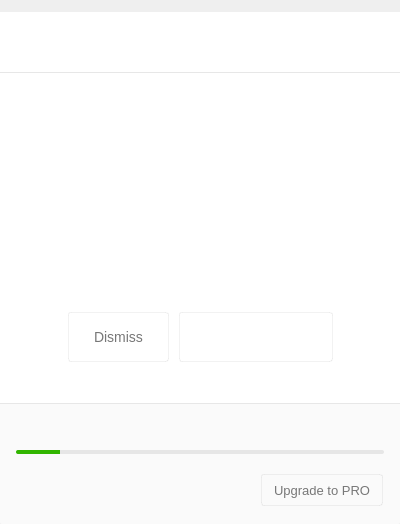
meganz/MEGAsync, file src/MEGASync/gui/linux/InfoDialog.ui: the form before one commit.
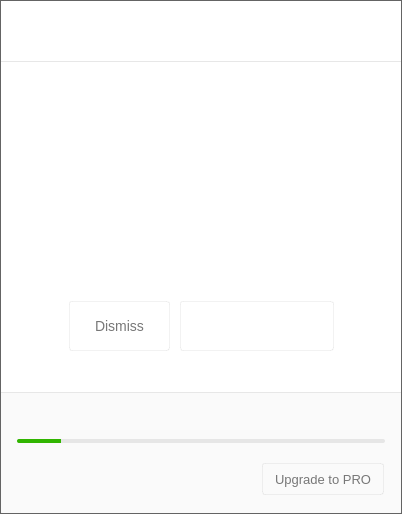
The form after the commit. Icons and pictures are not drawn. Custom widgets are drawn as their Qt base class.

Commit message: Added borders and fixed the height of the info dialog in Windows and Linux

Diff of the .ui file:
```diff
--- a/src/MEGASync/gui/linux/InfoDialog.ui
+++ b/src/MEGASync/gui/linux/InfoDialog.ui
@@ -6,27 +6,32 @@
    <rect>
     <x>0</x>
     <y>0</y>
-    <width>400</width>
-    <height>524</height>
+    <width>402</width>
+    <height>514</height>
    </rect>
   </property>
   <property name="minimumSize">
    <size>
-    <width>400</width>
-    <height>524</height>
+    <width>402</width>
+    <height>514</height>
    </size>
   </property>
   <property name="maximumSize">
    <size>
-    <width>400</width>
-    <height>524</height>
+    <width>402</width>
+    <height>514</height>
    </size>
   </property>
   <property name="windowTitle">
    <string/>
   </property>
   <property name="styleSheet">
-   <string notr="true">#bAvatar, #bState, #bDotUsedQuota, #bDotUsedStorage, #bMEGAheader, #bClockDown, #bClockUp, #bOQIcon
+   <string notr="true">#InfoDialog
+{	
+    border: 1px solid  rgb(100, 100, 100);	
+}
+
+#bAvatar, #bState, #bDotUsedQuota, #bDotUsedStorage, #bMEGAheader, #bClockDown, #bClockUp, #bOQIcon
 {
 	border: none;
 }
@@ -322,42 +327,17 @@
     <number>0</number>
    </property>
    <property name="leftMargin">
-    <number>0</number>
+    <number>1</number>
    </property>
    <property name="topMargin">
-    <number>0</number>
+    <number>1</number>
    </property>
    <property name="rightMargin">
-    <number>0</number>
+    <number>1</number>
    </property>
    <property name="bottomMargin">
-    <number>0</number>
+    <number>1</number>
    </property>
-   <item>
-    <widget class="QWidget" name="wArrow" native="true">
-     <property name="sizePolicy">
-      <sizepolicy hsizetype="Minimum" vsizetype="Fixed">
-       <horstretch>0</horstretch>
-       <verstretch>0</verstretch>
-      </sizepolicy>
-     </property>
-     <property name="minimumSize">
-      <size>
-       <width>400</width>
-       <height>12</height>
-      </size>
-     </property>
-     <property name="maximumSize">
-      <size>
-       <width>16777215</width>
-       <height>12</height>
-      </size>
-     </property>
-     <property name="styleSheet">
-      <string notr="true"/>
-     </property>
-    </widget>
-   </item>
    <item>
     <widget class="QWidget" name="wContainerHeader" native="true">
      <property name="sizePolicy">
```
The commit also changes 2 other files.
